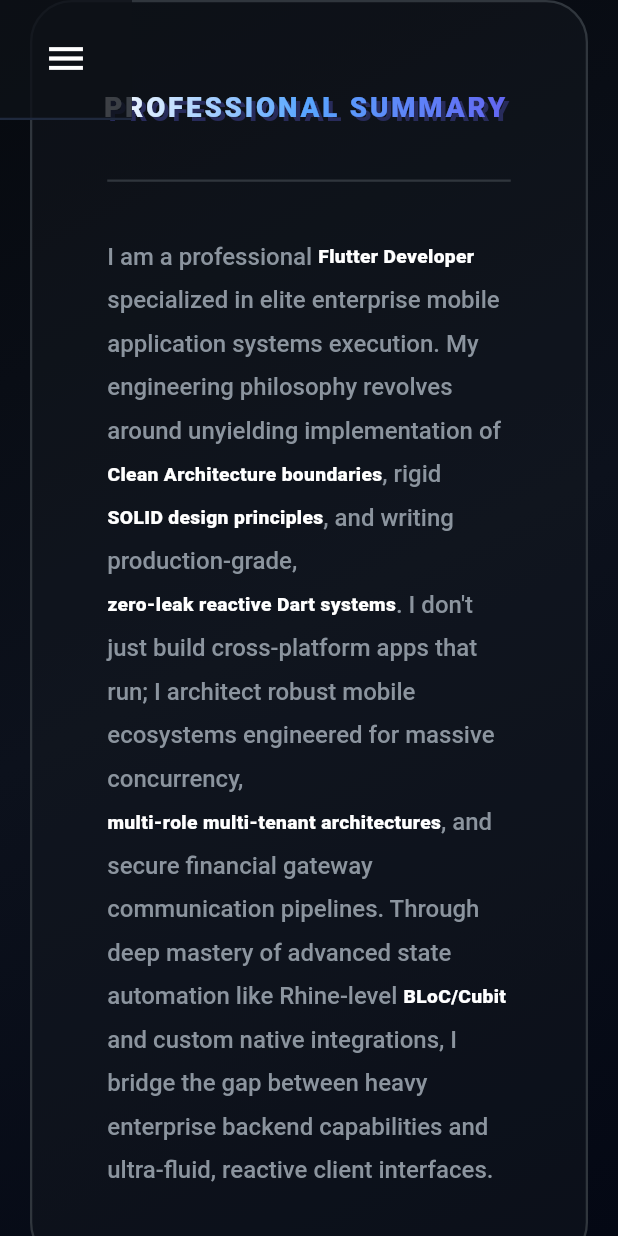
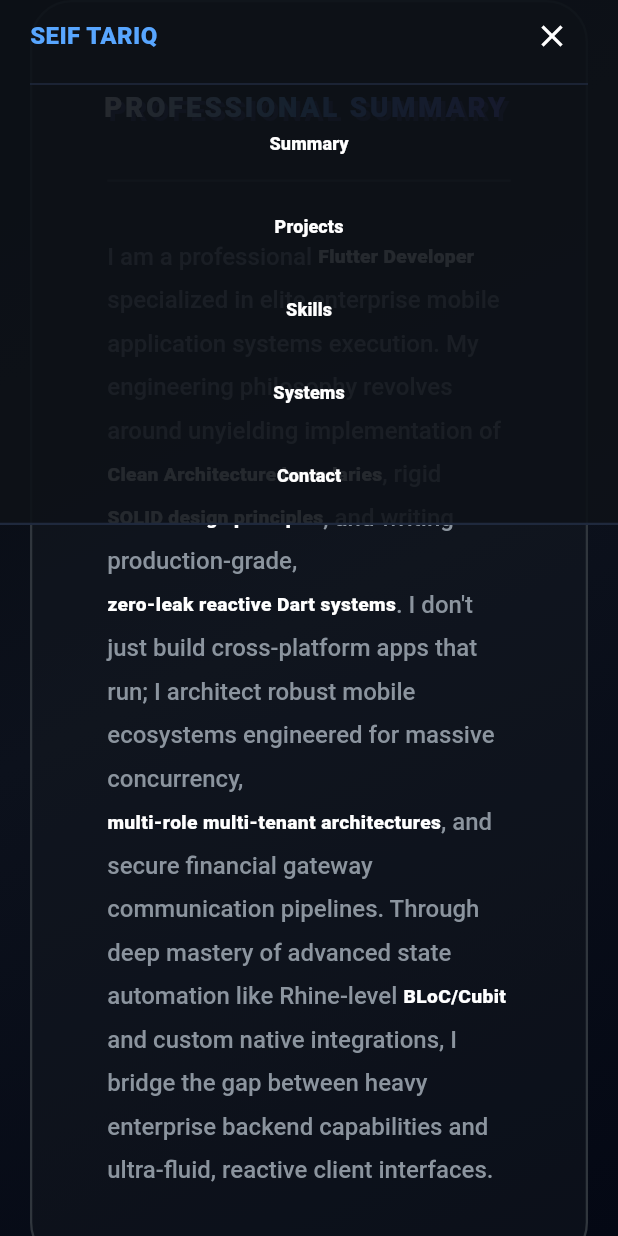
Before and after one commit to seiftarek10/my_portofilo, a Flutter app: the screen it shows after launch, scrolled down 576 dp, after a tap on the "menu" icon, after a tap on "Summary", on a phone screen of 412 x 824 dp. Run offline on Flutter 3.47's test engine with Material 3 defaults, Android fonts, the phone set to English and light mode, and no system bars; our stand-ins replace animate_do; Roboto replaces fonts that are missing (Fira Code).

Commit message:
edit title position

```diff
--- a/lib/presentation/sections/my_info_section.dart
+++ b/lib/presentation/sections/my_info_section.dart
@@ -40,7 +40,8 @@
           ),
         ),
         const SizedBox(height: 35),
-        Text(
+        Center(
+          child: Text(
             PortfolioData.name,
             textAlign: isMobileLayout ? TextAlign.center : TextAlign.start,
             style: TextStyle(
@@ -56,6 +57,7 @@
                   blurRadius: 20,
                 ),
               ],
+            ),
           ),
         ),
         const SizedBox(height: 20),
--- a/lib/presentation/sections/nav_bar_section.dart
+++ b/lib/presentation/sections/nav_bar_section.dart
@@ -1,3 +1,4 @@
+
 import 'package:flutter/material.dart';
 import 'package:seif_portfolio/data/portfolio_data.dart';
 import 'package:seif_portfolio/presentation/widgets/social_button.dart';
@@ -10,12 +11,16 @@
     required this.skillsKey,
     required this.architectureKey,
     required this.contactKey,
+    required this.isMenuOpen,
+    required this.onMenuToggle,
   });
   final GlobalKey summaryKey,
       projectsKey,
       skillsKey,
       architectureKey,
       contactKey;
+  final bool isMenuOpen;
+  final VoidCallback onMenuToggle;
 
   void _scrollToSection(GlobalKey key) {
     final context = key.currentContext;
@@ -31,44 +36,63 @@
   @override
   Widget build(BuildContext context) {
     return LayoutBuilder(
-      builder: ((context, constraints) {
-        bool isMobile = constraints.maxWidth < 500;
-        return Positioned(
-          top: 0,
-          left: 0,
-          right: 0,
-          child: Container(
-            height: 80,
+      builder: (context, constraints) {
+        bool isMobile =
+            constraints.maxWidth <=
+            800; // Increased threshold for better responsiveness
+
+        return AnimatedContainer(
+          duration: const Duration(milliseconds: 400),
+          curve: Curves.easeInOutCubic,
+          height: (isMobile && isMenuOpen) ? 350 : 80,
           padding: const EdgeInsets.symmetric(horizontal: 20),
           decoration: BoxDecoration(
-              color: const Color(0xFF0D1117).withValues(alpha: 0.8),
+            color: const Color(0xFF0D1117).withValues(alpha: 0.9),
             border: const Border(
               bottom: BorderSide(color: Color(0xFF1F293D), width: 1.5),
             ),
           ),
           child: isMobile
-                ? IconButton(
-                    icon: const Icon(Icons.menu, color: Colors.white, size: 30),
-                    onPressed: () => Scaffold.of(context).openEndDrawer(),
-                  )
-                : Row(
+              ? _buildMobileLayout(isMobile)
+              : _buildDesktopLayout(),
+        );
+      },
+    );
+  }
+
+  Widget _buildDesktopLayout() {
+    return Row(
       children: [
-                      const Text(
-                        PortfolioData.name,
-                        style: TextStyle(
-                          color: Color(0xFF58A6FF),
-                          fontFamily: 'Fira Code',
-                          fontWeight: FontWeight.w900,
-                          fontSize: 20,
-                          letterSpacing: 2,
+        _buildLogo(),
+        const Spacer(),
+        _buildNavItems(), // Reusable row of buttons
+        const SizedBox(width: 20),
+        _buildSocialButtons(),
+      ],
+    );
+  }
+
+  Widget _buildMobileLayout(bool isMobile) {
+    return Column(
+      children: [
+        Row(
+          children: [
+            _buildLogo(),
+            const Spacer(),
+            IconButton(
+              icon: Icon(
+                isMenuOpen ? Icons.close : Icons.menu,
+                color: Colors.white,
               ),
+              onPressed: onMenuToggle,
             ),
-                      const SizedBox(width: 20),
-
+          ],
+        ),
+        if (isMenuOpen) ...[
+          const Divider(color: Color(0xFF1F293D)),
           Expanded(
-                        child: SingleChildScrollView(
-                          scrollDirection: Axis.horizontal,
-                          child: Row(
+            child: Column(
+              mainAxisAlignment: MainAxisAlignment.spaceEvenly,
               children: [
                 _buildNavButton("Summary", summaryKey),
                 _buildNavButton("Projects", projectsKey),
@@ -78,11 +102,33 @@
               ],
             ),
           ),
+        ],
+      ],
+    );
+  }
+
+  // Helper methods to keep code clean
+  Widget _buildLogo() => const Text(
+    PortfolioData.name,
+    style: TextStyle(
+      color: Color(0xFF58A6FF),
+      fontFamily: 'Fira Code',
+      fontWeight: FontWeight.w900,
+      fontSize: 20,
     ),
+  );
 
-                      const SizedBox(width: 10),
-                      // الأيقونات
-                      Row(
+  Widget _buildNavItems() => Row(
+    children: [
+      _buildNavButton("Summary", summaryKey),
+      _buildNavButton("Projects", projectsKey),
+      _buildNavButton("Skills", skillsKey),
+      _buildNavButton("Systems", architectureKey),
+      _buildNavButton("Contact", contactKey),
+    ],
+  );
+
+  Widget _buildSocialButtons() => Row(
     children: [
       SocialButton(
         icon: Icons.code_rounded,
@@ -98,14 +144,7 @@
         hoverColor: const Color(0xFF0A66C2),
       ),
     ],
-                      ),
-                    ],
-                  ),
-          ),
   );
-      }),
-    );
-  }
 
   Widget _buildNavButton(String title, GlobalKey targetKey) {
     return Padding(
--- a/lib/presentation/view/portfolio_view.dart
+++ b/lib/presentation/view/portfolio_view.dart
@@ -1,3 +1,4 @@
+import 'package:animate_do/animate_do.dart';
 import 'package:flutter/material.dart';
 import 'package:seif_portfolio/presentation/sections/contact_section.dart';
 import 'package:seif_portfolio/presentation/sections/footer_section.dart';
@@ -23,11 +24,17 @@
   final GlobalKey _architectureKey = GlobalKey();
   final GlobalKey _contactKey = GlobalKey();
 
+  bool _isMenuOpen = false;
+  @override
+  void initState() {
+    super.initState();
+  }
+
   @override
   Widget build(BuildContext context) {
     double screenWidth = MediaQuery.of(context).size.width;
-    bool isMobile = screenWidth < 768;
-    double textScaleFactor = MediaQuery.of(context).size.width < 768
+    bool isMobile = screenWidth < 500;
+    double textScaleFactor = MediaQuery.of(context).size.width < 500
         ? 0.8
         : 1.0;
     return MediaQuery(
@@ -36,72 +43,6 @@
       ).copyWith(textScaler: TextScaler.linear(textScaleFactor)),
       child: Scaffold(
         backgroundColor: const Color(0xFF06090E),
-        // إضافة الـ endDrawer عشان يفتح من اليمين
-        endDrawer: Drawer(
-          backgroundColor: const Color(0xFF0D1117),
-          child: ListView(
-            children: [
-              const DrawerHeader(
-                child: Center(
-                  child: Text(
-                    "SEIF TARIQ",
-                    style: TextStyle(color: Colors.white, fontSize: 20),
-                  ),
-                ),
-              ),
-              ListTile(
-                title: const Text(
-                  "Summary",
-                  style: TextStyle(color: Colors.white),
-                ),
-                onTap: () => {
-                  Navigator.pop(context),
-                  _scrollToSection(_summaryKey),
-                },
-              ),
-              ListTile(
-                title: const Text(
-                  "Projects",
-                  style: TextStyle(color: Colors.white),
-                ),
-                onTap: () => {
-                  Navigator.pop(context),
-                  _scrollToSection(_projectsKey),
-                },
-              ),
-              ListTile(
-                title: const Text(
-                  "Skills",
-                  style: TextStyle(color: Colors.white),
-                ),
-                onTap: () => {
-                  Navigator.pop(context),
-                  _scrollToSection(_skillsKey),
-                },
-              ),
-              ListTile(
-                title: const Text(
-                  "Systems",
-                  style: TextStyle(color: Colors.white),
-                ),
-                onTap: () => {
-                  Navigator.pop(context),
-                  _scrollToSection(_architectureKey),
-                },
-              ),
-              ListTile(
-                title: const Text(
-                  "Contact",
-                  style: TextStyle(color: Colors.white),
-                ),
-                onTap: () => {
-                  Navigator.pop(context),
-                  _scrollToSection(_contactKey),
-                },
-              ),
-            ],
-          ),
-        ),
         body: Container(
           decoration: const BoxDecoration(
             gradient: LinearGradient(
@@ -123,20 +64,54 @@
                     child: Column(
                       children: [
                         const SizedBox(height: 120),
-                        MyInfoSection(),
+                        FadeInUp(
+                          duration: Duration(milliseconds: 800),
+                          child: MyInfoSection(),
+                        ),
 
-                        Container(key: _summaryKey, child: SummerySection()),
-                        MainGridSection(
-                          skillsKey: _skillsKey,
-                          projectsKey: _projectsKey,
+                        FadeInUp(
+                          duration: Duration(milliseconds: 800),
+                          delay: const Duration(milliseconds: 200),
+                          child: Container(
+                            key: _summaryKey,
+                            child: SummerySection(),
+                          ),
                         ),
-                        Container(
-                          key: _architectureKey,
-                          child: SystemSection(),
+
+                        FadeInUp(
+                          duration: Duration(milliseconds: 800),
+                          delay: const Duration(milliseconds: 400),
+                          child: MainGridSection(
+                            skillsKey: _skillsKey,
+                            projectsKey: _projectsKey,
+                          ),
                         ),
-                        Container(key: _contactKey, child: ContactSection()),
 
-                        FooterSection(),
+                        FadeInUp(
+                          duration: Duration(milliseconds: 800),
+                          delay: const Duration(milliseconds: 600),
+                          child: Container(
+                            key: _architectureKey,
+                            child: SystemSection(),
+                          ),
+                        ),
+
+                        FadeInUp(
+                          duration: Duration(milliseconds: 800),
+                          delay: const Duration(milliseconds: 800),
+                          child: Container(
+                            key: _contactKey,
+                            child: ContactSection(),
+                          ),
+                        ),
+                        FadeInUp(
+                          duration: Duration(milliseconds: 800),
+                          delay: const Duration(milliseconds: 1000),
+                          child: Container(
+                            key: _contactKey,
+                            child: FooterSection(),
+                          ),
+                        ),
                       ],
                     ),
                   ),
@@ -148,6 +123,12 @@
                 skillsKey: _skillsKey,
                 architectureKey: _architectureKey,
                 contactKey: _contactKey,
+                isMenuOpen: _isMenuOpen,
+                onMenuToggle: () {
+                  setState(() {
+                    _isMenuOpen = !_isMenuOpen;
+                  });
+                },
               ),
             ],
           ),
@@ -155,14 +136,4 @@
       ),
     );
   }
-
-  void _scrollToSection(GlobalKey key) {
-  final context = key.currentContext;
-  if (context != null) {
-    Scrollable.ensureVisible(
-      context,
-      duration: const Duration(milliseconds: 800),
-      curve: Curves.easeInOutCubic,
-    );
-  }}
 }
--- a/pubspec.yaml
+++ b/pubspec.yaml
@@ -35,6 +35,7 @@
   # Use with the CupertinoIcons class for iOS style icons.
   cupertino_icons: ^1.0.8
   url_launcher: ^6.3.2
+  animate_do: ^5.1.0
 
 dev_dependencies:
   flutter_test:
```
Also changed, not shown: pubspec.lock. Lines whose indentation alone changed are shown as unchanged.
